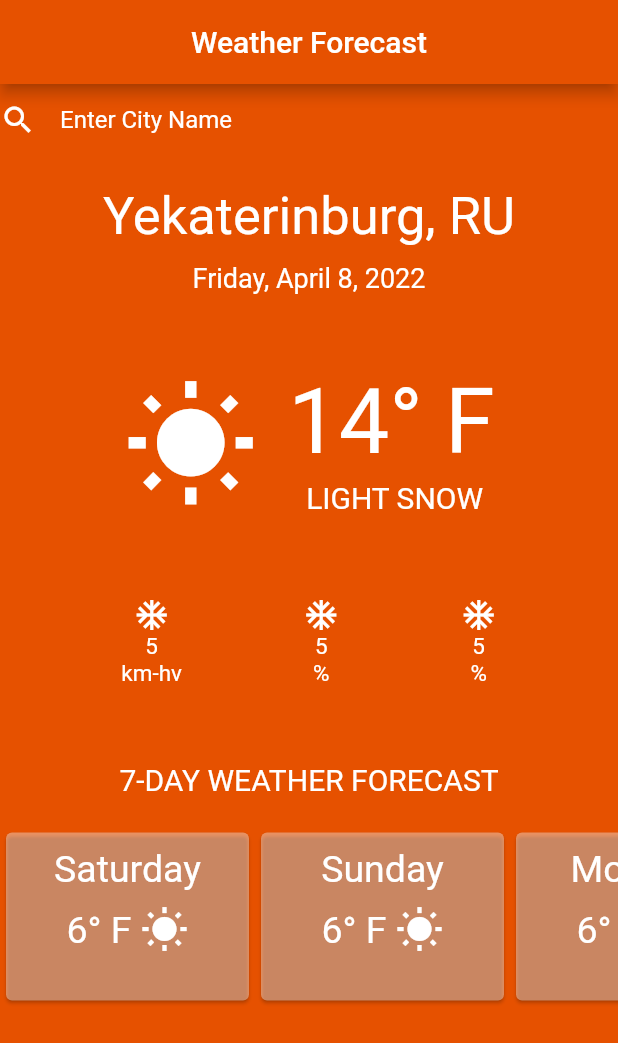
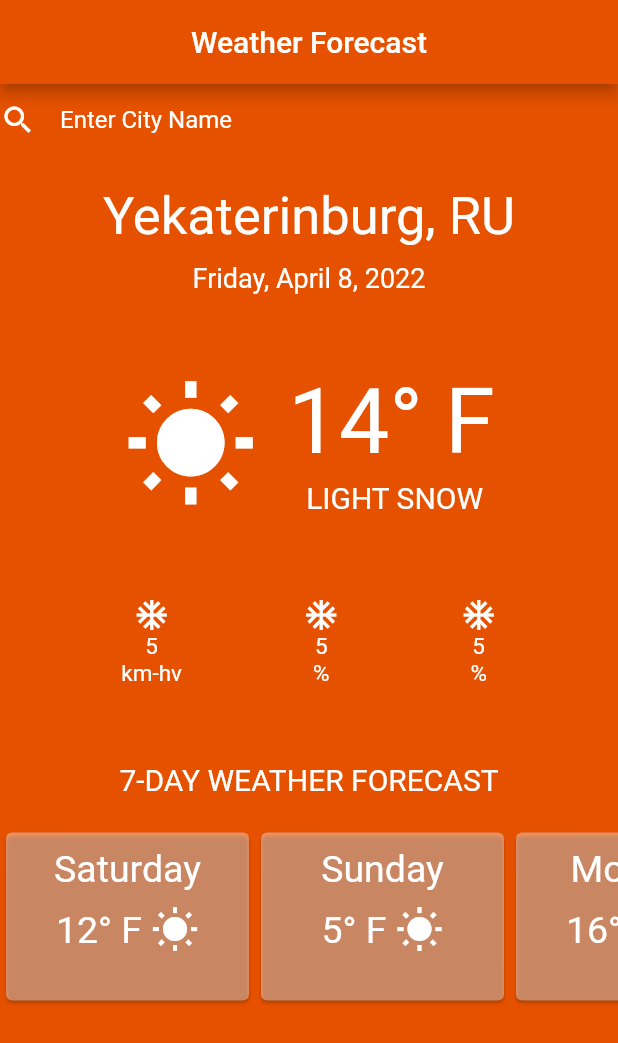
Before and after one commit to SViRaS/weather, a Flutter app: the screen it shows after launch, on a phone screen of 412 x 824 dp. Shown: the top 1043 px of the screen. Run offline on Flutter 3.47's test engine with Material 2 defaults, Android fonts, the phone set to English and light mode, and no system bars.

Commit message:
split main.dart

```diff
--- a/lib/box/box.dart
+++ b/lib/box/box.dart
@@ -1,6 +1,15 @@
 import 'package:flutter/material.dart';
 
 class MyBox extends StatelessWidget {
+  const MyBox({
+    Key? key,
+    required this.title,
+    required this.temperature,
+  }) : super(key: key);
+
+  final String title;
+  final String temperature;
+
   @override
   Widget build(BuildContext context) {
     return Row(mainAxisAlignment: MainAxisAlignment.start, children: [
@@ -14,7 +23,7 @@ class MyBox extends StatelessWidget {
                 children: [
                   Padding(padding: EdgeInsets.all(5)),
                   Text(
-                  'Saturday',
+                    title,
                     style: TextStyle(color: Colors.white, fontSize: 25),
                   ),
                   Padding(padding: EdgeInsets.all(5)),
@@ -22,7 +31,7 @@ class MyBox extends StatelessWidget {
                     mainAxisAlignment: MainAxisAlignment.center,
                     children: [
                       Text(
-                      '6° F',
+                        temperature,
                         style: TextStyle(color: Colors.white, fontSize: 25),
                       ),
                       Padding(padding: EdgeInsets.all(3)),
--- a/lib/box/box2.dart
+++ /dev/null
@@ -1,42 +0,0 @@
-import 'package:flutter/material.dart';
-
-class MyBox2 extends StatelessWidget {
-  @override
-  Widget build(BuildContext context) {
-  return Row(mainAxisAlignment: MainAxisAlignment.start, children: [
-    SizedBox(
-      height: 120,
-      width: 170,
-      child: Card(
-          color: Colors.white38,
-          child: Center(
-            child: Column(
-              children: [
-                Padding(padding: EdgeInsets.all(5)),
-                Text(
-                  'Sunday',
-                  style: TextStyle(color: Colors.white, fontSize: 25),
-                ),
-                Padding(padding: EdgeInsets.all(5)),
-                Row(
-                  mainAxisAlignment: MainAxisAlignment.center,
-                  children: [
-                    Text(
-                      '6° F',
-                      style: TextStyle(color: Colors.white, fontSize: 25),
-                    ),
-                    Padding(padding: EdgeInsets.all(3)),
-                    Icon(
-                      Icons.wb_sunny,
-                      size: 32,
-                      color: Colors.white,
-                    )
-                  ],
-                )
-              ],
-            ),
-          )),
-    ),
-  ]);
-}
-  }
--- a/lib/box/box3.dart
+++ /dev/null
@@ -1,42 +0,0 @@
-import 'package:flutter/material.dart';
-
-class MyBox3 extends StatelessWidget {
-  @override
-  Widget build(BuildContext context) {
-  return Row(mainAxisAlignment: MainAxisAlignment.start, children: [
-    SizedBox(
-      height: 120,
-      width: 170,
-      child: Card(
-          color: Colors.white38,
-          child: Center(
-            child: Column(
-              children: [
-                Padding(padding: EdgeInsets.all(5)),
-                Text(
-                  'Monday',
-                  style: TextStyle(color: Colors.white, fontSize: 25),
-                ),
-                Padding(padding: EdgeInsets.all(5)),
-                Row(
-                  mainAxisAlignment: MainAxisAlignment.center,
-                  children: [
-                    Text(
-                      '6° F',
-                      style: TextStyle(color: Colors.white, fontSize: 25),
-                    ),
-                    Padding(padding: EdgeInsets.all(3)),
-                    Icon(
-                      Icons.wb_sunny,
-                      size: 32,
-                      color: Colors.white,
-                    )
-                  ],
-                )
-              ],
-            ),
-          )),
-    ),
-  ]);
-}
-  }
--- a/lib/buildbody.dart/buildbody.dart
+++ b/lib/buildbody.dart/buildbody.dart
@@ -1,11 +1,5 @@
 import 'package:flutter/material.dart';
 import 'package:udemyhomew2/box/box.dart';
-import 'package:udemyhomew2/box/box2.dart';
-import 'package:udemyhomew2/box/box3.dart';
-import 'package:udemyhomew2/box/box4.dart';
-import 'package:udemyhomew2/box/box5.dart';
-import 'package:udemyhomew2/box/box6.dart';
-import 'package:udemyhomew2/box/box7.dart';
 import 'package:udemyhomew2/texts/forecasttext.dart';
 import 'package:udemyhomew2/texts/listok.dart';
 import 'package:udemyhomew2/texts/mainfaz.dart';
@@ -29,13 +23,13 @@ class BuildBody extends StatelessWidget {
         scrollDirection: Axis.horizontal,
         child: Row(
           children: [
-            MyBox(),
-            MyBox2(),
-            MyBox3(),
-            MyBox4(),
-            MyBox5(),
-            MyBox6(),
-            MyBox7(),
+            MyBox(title: 'Saturday', temperature: '12° F'),
+            MyBox(title: 'Sunday', temperature: '5° F' ),
+            MyBox(title: 'Monday', temperature: '16° F' ),
+            MyBox(title: 'Tuesday', temperature: '13° F' ),
+            MyBox(title: 'Wednesday', temperature: '16° F' ),
+            MyBox(title: 'Thursday', temperature: '20° F' ),
+            MyBox(title: 'Friday', temperature: '-12° F' ),
           ],
         ),
       )
```
Also changed, not shown: lib/box/box4.dart (deleted, +0 -42 lines), lib/box/box5.dart (deleted, +0 -42 lines), lib/box/box6.dart (deleted, +0 -42 lines), lib/box/box7.dart (deleted, +0 -42 lines), lib/main.dart (line endings or trailing spaces). Lines whose indentation alone changed are shown as unchanged.
